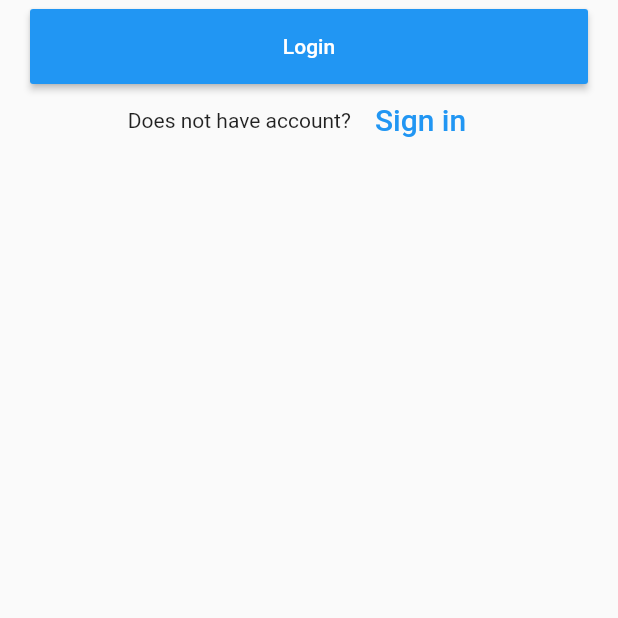
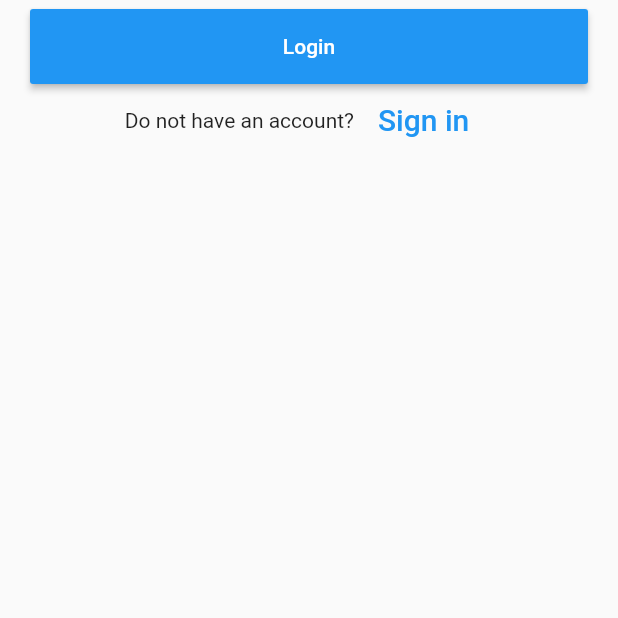
Before and after one commit to qendev/ui_login, a Flutter app: the screen it shows after launch, on a phone screen of 412 x 824 dp, the part 531-1149 px from its top. Run offline on Flutter 3.47's test engine with Material 2 defaults, Android fonts, the phone set to English and light mode, and no system bars.

Commit message:
made a few ui changes

```diff
--- a/lib/main.dart
+++ b/lib/main.dart
@@ -85,7 +85,7 @@ class _State extends State<MyApp> {
                 Container(
                     child: Row(
                       children: <Widget>[
-                        Text('Does not have account?'),
+                        Text('Do not have an account?'),
                         FlatButton(
                           textColor: Colors.blue,
                           child: Text(
```
